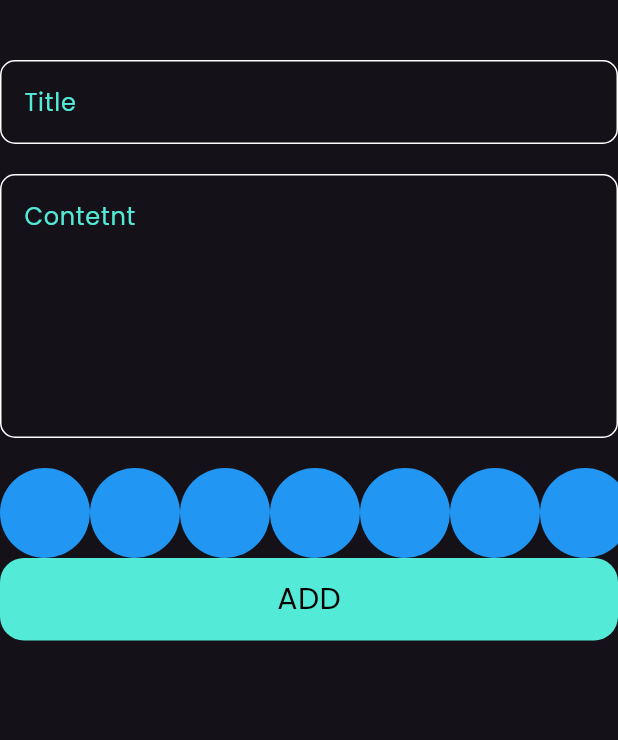
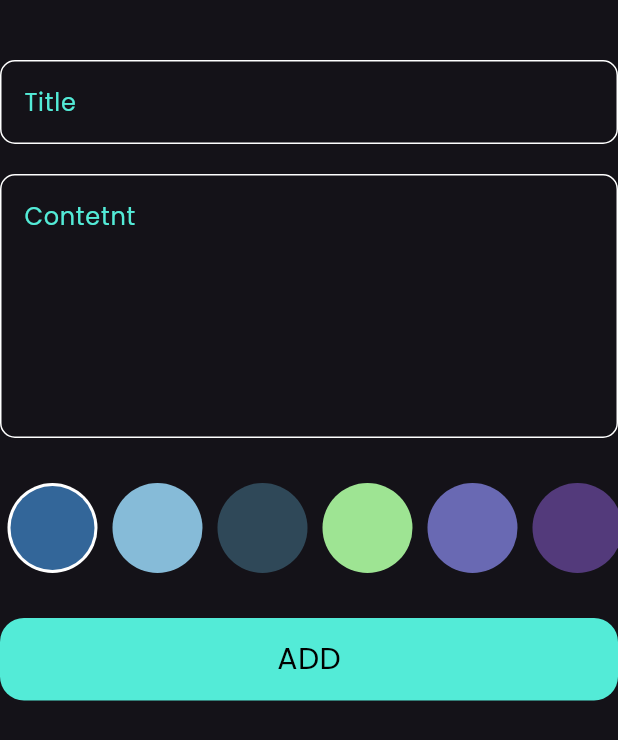
Before and after one commit to zyaddmostafa/note_app, a Flutter app: the Addnotebottomform widget shown alone on an empty page, opened directly, on a phone screen of 412 x 824 dp. Shown: the top 740 px of the screen. Run offline on Flutter 3.47's test engine with Material 3 defaults, Android fonts, the phone set to English and light mode, and no system bars; our stand-ins replace bloc, flutter_bloc, hive, hive_flutter; accounts and stored records are empty.

Commit message:
color list virew part 2 done

```diff
--- a/lib/widgets/addnotebottomform.dart
+++ b/lib/widgets/addnotebottomform.dart
@@ -47,9 +47,12 @@ class _AddnotebottomformState extends State<Addnotebottomform> {
             },
           ),
           const SizedBox(
-            height: 20,
+            height: 30,
           ),
           const Colorlistview(),
+          const SizedBox(
+            height: 30,
+          ),
           BlocBuilder<AddnoteCubit, AddnoteState>(
             builder: (context, state) {
               return Custombuttom(
--- a/lib/widgets/colorlistview.dart
+++ b/lib/widgets/colorlistview.dart
@@ -1,29 +1,65 @@
 import 'package:flutter/material.dart';
 
 class Coloritem extends StatelessWidget {
-  const Coloritem({super.key});
-
+  const Coloritem({super.key, required this.isactive, required this.color});
+  final bool isactive;
+  final Color color;
   @override
   Widget build(BuildContext context) {
-    return const CircleAvatar(
-      backgroundColor: Colors.blue,
-      radius: 30,
-    );
+    return isactive
+        ? CircleAvatar(
+            backgroundColor: Colors.white,
+            radius: 30,
+            child: CircleAvatar(
+              backgroundColor: color,
+              radius: 28,
+            ),
+          )
+        : CircleAvatar(
+            backgroundColor: color,
+            radius: 30,
+          );
   }
 }
 
-class Colorlistview extends StatelessWidget {
+class Colorlistview extends StatefulWidget {
   const Colorlistview({super.key});
 
+  @override
+  State<Colorlistview> createState() => _ColorlistviewState();
+}
+
+class _ColorlistviewState extends State<Colorlistview> {
+  int currentindex = 0;
+  List<Color> color = const [
+    Color(0xFF336699),
+    Color(0xFF86BBD8),
+    Color(0xFF2F4858),
+    Color(0xFF9EE493),
+    Color(0xFF6969B3),
+    Color(0xFF533A7B)
+  ];
   @override
   Widget build(BuildContext context) {
     return SizedBox(
       height: 30 * 2,
       child: ListView.builder(
           scrollDirection: Axis.horizontal,
-          itemCount: 10,
+          itemCount: color.length,
           itemBuilder: (context, index) {
-            return const Coloritem();
+            return Padding(
+              padding: const EdgeInsets.symmetric(horizontal: 5),
+              child: GestureDetector(
+                onTap: () {
+                  currentindex = index;
+                  setState(() {});
+                },
+                child: Coloritem(
+                  color: color[index],
+                  isactive: currentindex == index,
+                ),
+              ),
+            );
           }),
     );
   }
```
